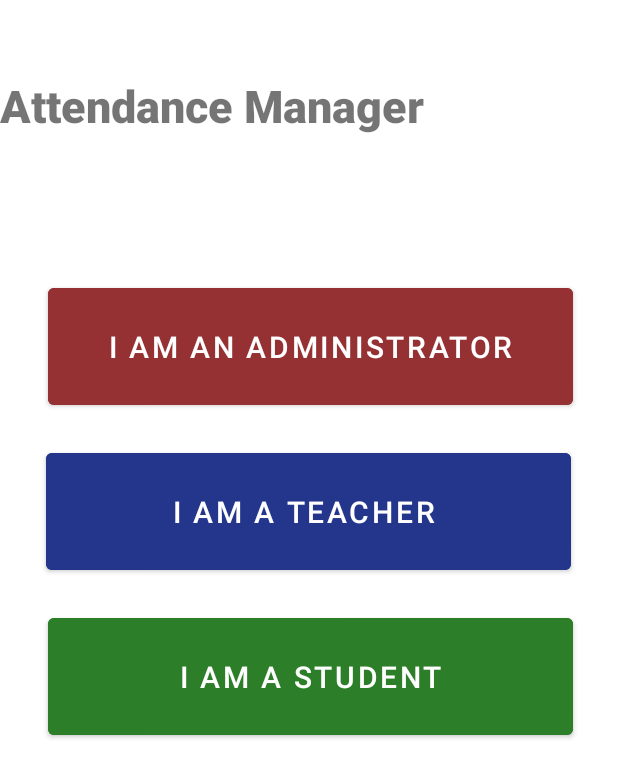
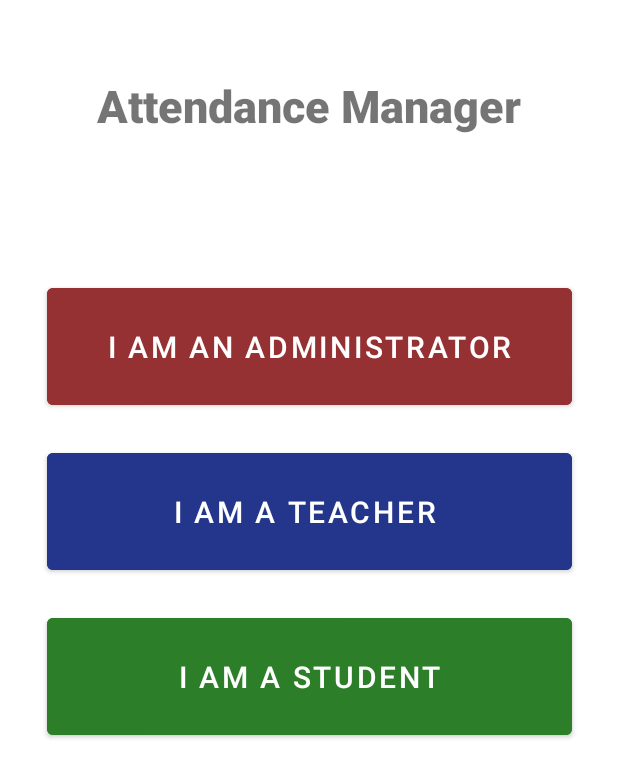
Before and after one commit to notrikhil/Congressional-App-Challenge, an Android app: the layout home.xml on its own in the app's theme, with its tools: preview values and no code run, on a phone screen of 412 x 824 dp. Shown: the top 778 px of the screen. Run offline under Robolectric (Android 15) with nearby library versions, the phone set to English and light mode, and no system bars.

Commit message:
Update home.xml

```diff
--- a/src/app/src/main/res/layout/home.xml
+++ b/src/app/src/main/res/layout/home.xml
@@ -14,16 +14,15 @@
         android:fontFamily="sans-serif-black"
         android:text="Attendance Manager"
         android:textSize="30sp"
-        app:layout_constraintTop_toTopOf="parent"
-        tools:layout_editor_absoluteX="64dp" />
+        app:layout_constraintEnd_toEndOf="parent"
+        app:layout_constraintStart_toStartOf="parent"
+        app:layout_constraintTop_toTopOf="parent" />
 
     <Button
         android:id="@+id/button_first"
         android:layout_width="350dp"
         android:layout_height="90dp"
-        android:layout_marginStart="31dp"
         android:layout_marginTop="20dp"
-        android:layout_marginEnd="30dp"
         android:backgroundTint="#2D7E28"
         android:text="I am a student"
         android:textSize="20sp"
@@ -35,9 +34,7 @@
         android:id="@+id/button_first6"
         android:layout_width="350dp"
         android:layout_height="90dp"
-        android:layout_marginStart="31dp"
         android:layout_marginTop="95dp"
-        android:layout_marginEnd="30dp"
         android:backgroundTint="#953033"
         android:text="I am an Administrator"
         android:textSize="20sp"
@@ -49,9 +46,7 @@
         android:id="@+id/button_first4"
         android:layout_width="350dp"
         android:layout_height="90dp"
-        android:layout_marginStart="30dp"
         android:layout_marginTop="20dp"
-        android:layout_marginEnd="31dp"
         android:backgroundTint="#24358C"
         android:text="I am a teacher "
         android:textSize="20sp"
```
